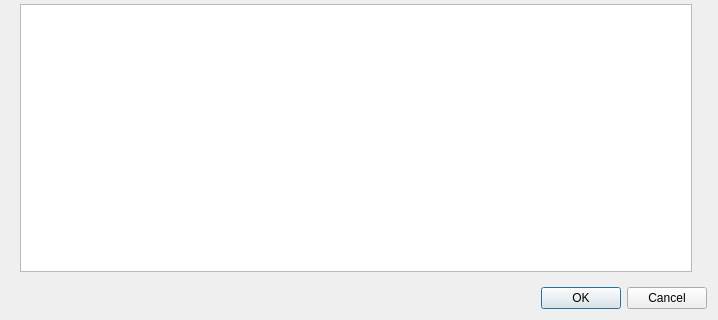
This is projectgenerator/ui/import_data.ui in opengisch/QgisModelBaker as Qt 5 draws it before an edit; both pictures show x 0 to 718 and y 354 to 674 of the 718 by 674 pixel window. The edited form follows.
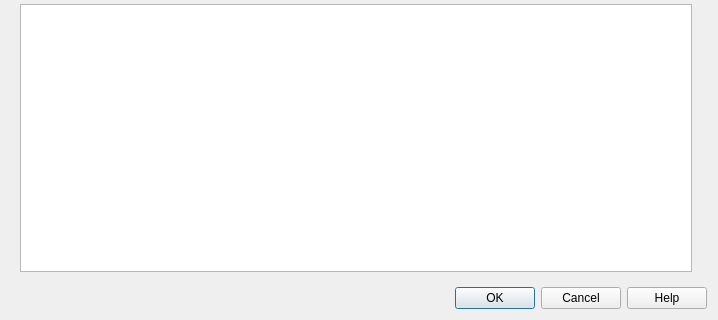
This is the edited form.

Commit message: Add help button to generate - import - export - settings dialogs

The edit to the form file:
```diff
--- a/projectgenerator/ui/import_data.ui
+++ b/projectgenerator/ui/import_data.ui
@@ -203,7 +203,7 @@
       <enum>Qt::Horizontal</enum>
      </property>
      <property name="standardButtons">
-      <set>QDialogButtonBox::Cancel|QDialogButtonBox::Ok</set>
+      <set>QDialogButtonBox::Cancel|QDialogButtonBox::Help|QDialogButtonBox::Ok</set>
      </property>
     </widget>
    </item>
```
The commit also changes 7 other files.
